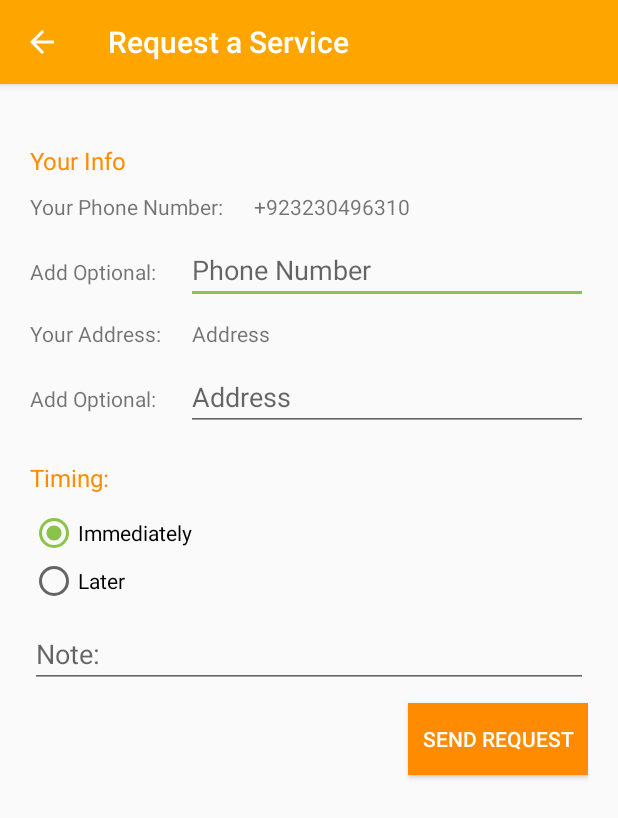
After one commit to anasraza57/KaamWala, an Android app: the RequestServiceActivity screen opened directly, with no data from a screen before it, on a phone screen of 412 x 824 dp. The commit adds this screen. Shown: the top 818 px of the screen. Run offline under Robolectric (Android 15) with nearby library versions, the phone set to English and light mode, and no system bars; our stand-ins replace Firebase (no records; nobody signed in at launch, a user with empty details on screens opened directly).

Commit message:
Working is done

```diff
--- a/app/src/main/AndroidManifest.xml
+++ b/app/src/main/AndroidManifest.xml
@@ -10,12 +10,15 @@
         android:supportsRtl="true"
         android:theme="@style/AppTheme">
         <activity
+            android:name=".RequestServiceActivity"
+            android:parentActivityName=".ServiceMainActivity" />
+        <activity
             android:name=".RegisterActivity"
             android:parentActivityName=".ServiceMainActivity" />
         <activity android:name=".PersonalDetailsActivity" />
         <activity
             android:name=".ServiceMainActivity"
-            android:theme="@style/AppTheme.NoActionBar" />
+            android:theme="@style/AppTheme.NoActionBarAndTransparentStatusBar" />
         <activity
             android:name=".SplashActivity"
             android:theme="@style/AppTheme.NoActionBar">
--- /dev/null
+++ b/app/src/main/java/com/example/kaamwala/RequestServiceActivity.java
@@ -0,0 +1,168 @@
+package com.example.kaamwala;
+
+import androidx.appcompat.app.AppCompatActivity;
+
+import android.app.Dialog;
+import android.app.TimePickerDialog;
+import android.content.Intent;
+import android.graphics.Color;
+import android.graphics.drawable.ColorDrawable;
+import android.os.Bundle;
+import android.view.View;
+import android.widget.Button;
+import android.widget.EditText;
+import android.widget.RadioButton;
+import android.widget.RadioGroup;
+import android.widget.TextView;
+import android.widget.TimePicker;
+
+import com.google.android.gms.tasks.OnSuccessListener;
+import com.google.firebase.auth.FirebaseAuth;
+import com.google.firebase.firestore.DocumentReference;
+import com.google.firebase.firestore.DocumentSnapshot;
+import com.google.firebase.firestore.FirebaseFirestore;
+import com.google.firebase.firestore.SetOptions;
+
+import java.text.ParseException;
+import java.text.SimpleDateFormat;
+import java.util.Date;
+import java.util.HashMap;
+import java.util.Map;
+import java.util.Objects;
+
+public class RequestServiceActivity extends AppCompatActivity implements RadioGroup.OnCheckedChangeListener, View.OnClickListener {
+
+    RadioGroup timingGroup;
+    TextView selectedTimeView, phoneNumberView, addressTextView;
+    Button selectTimeButton, requestButton;
+    EditText optionalPhoneText, optionalAddressText, noteText;
+
+    int hour, minute;
+    String userID;
+    Boolean isUserDetailsExists = false;
+    FirebaseAuth auth;
+    FirebaseFirestore firestore;
+
+    @Override
+    protected void onCreate(Bundle savedInstanceState) {
+        super.onCreate(savedInstanceState);
+        setContentView(R.layout.activity_request_service);
+
+        Bundle bundle = getIntent().getExtras();
+        if (bundle != null) {
+            String service = bundle.getString("service");
+            Objects.requireNonNull(getSupportActionBar()).setTitle(service);
+        } else {
+            Objects.requireNonNull(getSupportActionBar()).setTitle("Request a Service");
+        }
+        getSupportActionBar().setDisplayHomeAsUpEnabled(true);
+
+        phoneNumberView = findViewById(R.id.phoneNumber);
+        addressTextView = findViewById(R.id.addressText);
+        optionalPhoneText = findViewById(R.id.optionalPhoneNumber);
+        optionalAddressText = findViewById(R.id.optionalAddress);
+        noteText = findViewById(R.id.note);
+
+        auth = FirebaseAuth.getInstance();
+        firestore = FirebaseFirestore.getInstance();
+
+        if (auth.getCurrentUser() != null) {
+            userID = auth.getCurrentUser().getUid();
+            DocumentReference documentReference = firestore.collection("users").document(userID);
+            documentReference.get().addOnSuccessListener(new OnSuccessListener<DocumentSnapshot>() {
+                @Override
+                public void onSuccess(DocumentSnapshot documentSnapshot) {
+                    if (documentSnapshot.exists()) {
+                        isUserDetailsExists = true;
+                        phoneNumberView.setText(auth.getCurrentUser().getPhoneNumber());
+                        addressTextView.setText(documentSnapshot.getString("address"));
+                    }
+                }
+            });
+        }
+
+        timingGroup = findViewById(R.id.timing_radio);
+        selectedTimeView = findViewById(R.id.selected_time);
+        selectTimeButton = findViewById(R.id.select_time);
+        requestButton = findViewById(R.id.requestButton);
+        selectTimeButton.setOnClickListener(this);
+        requestButton.setOnClickListener(this);
+
+//        timingGroup.clearCheck();
+
+        timingGroup.setOnCheckedChangeListener(this);
+        timingGroup.check(R.id.immediate);
+
+    }
+
+    @Override
+    public void onCheckedChanged(RadioGroup radioGroup, int checkId) {
+        if (checkId == R.id.later) {
+            selectTimeButton.setVisibility(View.VISIBLE);
+            selectedTimeView.setVisibility(View.VISIBLE);
+        } else {
+            selectTimeButton.setVisibility(View.GONE);
+            selectedTimeView.setVisibility(View.GONE);
+        }
+    }
+
+    @Override
+    public void onClick(View view) {
+        switch (view.getId()) {
+            case R.id.select_time:
+                TimePickerDialog timePickerDialog = new TimePickerDialog(RequestServiceActivity.this,
+                        android.R.style.Theme_Holo_Light_Dialog_MinWidth,
+                        new TimePickerDialog.OnTimeSetListener() {
+                            @Override
+                            public void onTimeSet(TimePicker timePicker, int hourofDay, int mint) {
+                                //initialize hour and minute
+                                hour = hourofDay;
+                                minute = mint;
+                                String time = hour + ":" + minute;
+                                //initialize 24 hours time format
+                                SimpleDateFormat f24Hours = new SimpleDateFormat("HH:mm");
+                                try {
+                                    Date date = f24Hours.parse(time);
+                                    //initialize 12 hours time format
+                                    SimpleDateFormat f12Hours = new SimpleDateFormat("hh:mm aa");
+                                    selectedTimeView.setText(f12Hours.format(date));
+
+                                } catch (ParseException e) {
+                                    e.printStackTrace();
+                                }
+                            }
+                        }, 12, 0, false);
+                //Set transparent background
+                timePickerDialog.getWindow().setBackgroundDrawable(new ColorDrawable(Color.TRANSPARENT));
+
+                //Displayed previous selected time
+                timePickerDialog.updateTime(hour, minute);
+                //show dialog
+                timePickerDialog.show();
+                break;
+            case R.id.requestButton:
+                if (!isUserDetailsExists) {
+                    startActivity(new Intent(this, PersonalDetailsActivity.class));
+                } else {
+                    DocumentReference documentReference = firestore.collection("users").document(userID);
+                    Map<String, Object> user = new HashMap<>();
+                    user.put("optionalPhone", optionalPhoneText.getText().toString());
+                    user.put("optionalAddress", optionalAddressText.getText().toString());
+                    if (timingGroup.getCheckedRadioButtonId() == R.id.immediate) {
+                        user.put("timing", "Immediate");
+                    } else {
+                        user.put("timing", selectedTimeView.getText().toString());
+                    }
+                    user.put("note", noteText.getText().toString());
+                    documentReference.set(user, SetOptions.merge());
+                    openDialog();
+                }
+                break;
+        }
+    }
+
+    private void openDialog() {
+        RequestServiceActivityDialog dialog = new RequestServiceActivityDialog();
+        dialog.show(getSupportFragmentManager(), "Congratulation Dialog");
+    }
+}
--- /dev/null
+++ b/app/src/main/java/com/example/kaamwala/RequestServiceActivityDialog.java
@@ -0,0 +1,28 @@
+package com.example.kaamwala;
+
+import android.app.Dialog;
+import android.content.DialogInterface;
+import android.content.Intent;
+import android.os.Bundle;
+
+import androidx.annotation.NonNull;
+import androidx.annotation.Nullable;
+import androidx.appcompat.app.AlertDialog;
+import androidx.appcompat.app.AppCompatDialogFragment;
+
+public class RequestServiceActivityDialog extends AppCompatDialogFragment {
+
+    @NonNull
+    @Override
+    public Dialog onCreateDialog(@Nullable Bundle savedInstanceState) {
+        AlertDialog.Builder builder = new AlertDialog.Builder(getActivity());
+        builder.setTitle("Congratulations").setMessage("Your Request is Sent!")
+                .setPositiveButton("OK", new DialogInterface.OnClickListener() {
+                    @Override
+                    public void onClick(DialogInterface dialogInterface, int i) {
+                        startActivity(new Intent(getContext(), ServiceMainActivity.class));
+                    }
+                });
+        return builder.create();
+    }
+}
--- a/app/src/main/java/com/example/kaamwala/ServiceMainActivity.java
+++ b/app/src/main/java/com/example/kaamwala/ServiceMainActivity.java
@@ -33,6 +33,7 @@ public class ServiceMainActivity extends AppCompatActivity implements Navigation
     Toolbar toolbar;
     NavigationView navigationView;
     TextView nameTextView;
+    TextView phoneTextView;
     Button loginButton;
 
     List<Service> servicesList;
@@ -71,6 +72,7 @@ public class ServiceMainActivity extends AppCompatActivity implements Navigation
         navigationView.setNavigationItemSelectedListener(this);
         View headerView = navigationView.getHeaderView(0);
         nameTextView = headerView.findViewById(R.id.nameText);
+        phoneTextView = headerView.findViewById(R.id.phoneText);
 
         loginButton = findViewById(R.id.loginButton);
 
@@ -86,6 +88,7 @@ public class ServiceMainActivity extends AppCompatActivity implements Navigation
                 public void onSuccess(DocumentSnapshot documentSnapshot) {
                     if (documentSnapshot.exists()) {
                         nameTextView.setText(documentSnapshot.getString("fullName"));
+                        phoneTextView.setText(auth.getCurrentUser().getPhoneNumber());
                     }
                 }
             });
--- a/app/src/main/java/com/example/kaamwala/ServicesRecyclerViewAdapter.java
+++ b/app/src/main/java/com/example/kaamwala/ServicesRecyclerViewAdapter.java
@@ -48,7 +48,9 @@ public class ServicesRecyclerViewAdapter extends RecyclerView.Adapter<ServicesRe
             public void onClick(View view) {
                 Toast.makeText(context, service.getName(), Toast.LENGTH_SHORT).show();
                 if (auth.getCurrentUser() != null) {
-                    Toast.makeText(context, "Not Null", Toast.LENGTH_SHORT).show();
+                    Intent intent = new Intent(context, RequestServiceActivity.class);
+                    intent.putExtra("service", service.getName());
+                    context.startActivity(intent);
                 } else {
                     context.startActivity(new Intent(context, RegisterActivity.class));
                 }
--- a/app/src/main/res/layout/activity_register.xml
+++ b/app/src/main/res/layout/activity_register.xml
@@ -33,6 +33,7 @@
             <com.google.android.material.textfield.TextInputEditText
                 android:drawableStart="@drawable/ic_phone"
                 android:layout_width="match_parent"
+                android:drawablePadding="10dp"
                 android:layout_height="wrap_content"
                 android:hint="@string/phone_number"
                 android:inputType="phone" />
--- /dev/null
+++ b/app/src/main/res/layout/activity_request_service.xml
@@ -0,0 +1,171 @@
+<?xml version="1.0" encoding="utf-8"?>
+<LinearLayout xmlns:android="http://schemas.android.com/apk/res/android"
+    xmlns:app="http://schemas.android.com/apk/res-auto"
+    xmlns:tools="http://schemas.android.com/tools"
+    android:layout_width="match_parent"
+    android:layout_height="match_parent"
+    android:orientation="vertical"
+    android:padding="20dp"
+    tools:context=".RequestServiceActivity">
+
+    <TextView
+        android:id="@+id/your_info"
+        android:layout_width="match_parent"
+        android:layout_height="wrap_content"
+        android:layout_marginTop="20dp"
+        android:text="@string/your_info"
+        android:textColor="@color/colorPrimaryDark"
+        android:textSize="16sp" />
+
+    <LinearLayout
+        android:layout_width="match_parent"
+        android:layout_height="wrap_content"
+        android:layout_marginTop="10dp"
+        android:orientation="horizontal">
+
+        <TextView
+            android:id="@+id/phone"
+            android:layout_width="wrap_content"
+            android:layout_height="wrap_content"
+            android:text="@string/your_phone_number" />
+
+        <TextView
+            android:id="@+id/phoneNumber"
+            android:layout_width="match_parent"
+            android:layout_height="wrap_content"
+            android:layout_marginStart="20dp"
+            android:text="@string/dummy_phone_number" />
+    </LinearLayout>
+
+    <LinearLayout
+        android:layout_width="match_parent"
+        android:layout_height="wrap_content"
+        android:layout_marginTop="10dp"
+        android:orientation="horizontal">
+
+        <TextView
+            android:id="@+id/optional_phone"
+            android:layout_width="wrap_content"
+            android:layout_height="wrap_content"
+            android:text="@string/add_optional" />
+
+        <EditText
+            android:id="@+id/optionalPhoneNumber"
+            android:layout_width="match_parent"
+            android:layout_height="wrap_content"
+            android:layout_marginStart="20dp"
+            android:hint="@string/phone_number" />
+
+    </LinearLayout>
+
+    <LinearLayout
+        android:layout_width="match_parent"
+        android:layout_height="wrap_content"
+        android:layout_marginTop="10dp"
+        android:orientation="horizontal">
+
+        <TextView
+            android:id="@+id/address"
+            android:layout_width="wrap_content"
+            android:layout_height="wrap_content"
+            android:text="@string/your_address" />
+
+        <TextView
+            android:id="@+id/addressText"
+            android:layout_width="match_parent"
+            android:layout_height="wrap_content"
+            android:layout_marginStart="20dp"
+            android:text="@string/address" />
+    </LinearLayout>
+
+    <LinearLayout
+        android:layout_width="match_parent"
+        android:layout_height="wrap_content"
+        android:layout_marginTop="10dp"
+        android:orientation="horizontal">
+
+        <TextView
+            android:id="@+id/optional_address"
+            android:layout_width="wrap_content"
+            android:layout_height="wrap_content"
+            android:text="@string/add_optional" />
+
+        <EditText
+            android:id="@+id/optionalAddress"
+            android:layout_width="match_parent"
+            android:layout_height="wrap_content"
+            android:layout_marginStart="20dp"
+            android:hint="@string/address" />
+
+    </LinearLayout>
+
+    <TextView
+        android:id="@+id/timings"
+        android:layout_width="match_parent"
+        android:layout_height="wrap_content"
+        android:layout_marginTop="20dp"
+        android:text="@string/timing"
+        android:textColor="@color/colorPrimaryDark"
+        android:textSize="16sp" />
+
+    <RadioGroup
+        android:id="@+id/timing_radio"
+        android:layout_width="match_parent"
+        android:layout_height="wrap_content"
+        android:layout_marginTop="10dp">
+
+        <RadioButton
+            android:id="@+id/immediate"
+            android:layout_width="match_parent"
+            android:layout_height="wrap_content"
+            android:text="@string/immediately" />
+
+        <RadioButton
+            android:id="@+id/later"
+            android:layout_width="match_parent"
+            android:layout_height="wrap_content"
+            android:text="@string/later" />
+    </RadioGroup>
+
+    <RelativeLayout
+        android:layout_width="match_parent"
+        android:layout_height="wrap_content"
+        android:layout_marginTop="10dp">
+
+        <Button
+            android:id="@+id/select_time"
+            android:layout_width="110dp"
+            android:layout_height="wrap_content"
+            android:background="@color/colorPrimaryDark"
+            android:text="@string/select_time"
+            android:textColor="@android:color/white"
+            android:visibility="gone" />
+
+        <TextView
+            android:id="@+id/selected_time"
+            android:layout_width="match_parent"
+            android:layout_height="wrap_content"
+            android:layout_centerVertical="true"
+            android:layout_toEndOf="@+id/select_time"
+            android:gravity="end"
+            android:textSize="20sp"
+            android:visibility="gone" />
+    </RelativeLayout>
+
+    <EditText
+        android:id="@+id/note"
+        android:layout_width="match_parent"
+        android:layout_height="wrap_content"
+        android:hint="@string/note" />
+
+    <Button
+        android:id="@+id/requestButton"
+        android:layout_width="120dp"
+        android:layout_height="wrap_content"
+        android:layout_gravity="bottom|end"
+        android:layout_marginTop="10dp"
+        android:background="@color/colorPrimaryDark"
+        android:text="@string/send_request"
+        android:textColor="@android:color/white" />
+
+</LinearLayout>
--- a/app/src/main/res/layout/nav_header_main.xml
+++ b/app/src/main/res/layout/nav_header_main.xml
@@ -14,17 +14,23 @@
         android:layout_width="90dp"
         android:layout_height="90dp"
         android:contentDescription="@string/profile_image"
-        android:paddingTop="@dimen/nav_header_vertical_spacing"
         app:srcCompat="@drawable/ic_account_circle" />
 
     <TextView
         android:id="@+id/nameText"
         android:layout_width="wrap_content"
         android:layout_height="wrap_content"
-        android:paddingTop="@dimen/nav_header_vertical_spacing"
         android:text="@string/your_name"
         android:textSize="20sp"
         android:textStyle="bold" />
 
+    <TextView
+        android:id="@+id/phoneText"
+        android:layout_width="wrap_content"
+        android:layout_height="wrap_content"
+        android:text="@string/dummy_phone_number"
+        android:textSize="13sp"
+        android:textStyle="bold" />
+
 
 </LinearLayout>
--- a/app/src/main/res/values/strings.xml
+++ b/app/src/main/res/values/strings.xml
@@ -29,4 +29,15 @@
     <string name="checking">Checking . . .</string>
     <string name="logout">Logout</string>
     <string name="login">Login</string>
+    <string name="dummy_phone_number">+923230496310</string>
+    <string name="your_info">Your Info</string>
+    <string name="add_optional">Add Optional:</string>
+    <string name="your_phone_number">Your Phone Number:</string>
+    <string name="your_address">Your Address:</string>
+    <string name="timing">Timing:</string>
+    <string name="immediately">Immediately</string>
+    <string name="select_time">Select Time</string>
+    <string name="later">Later</string>
+    <string name="note">Note:</string>
+    <string name="send_request">Send Request</string>
 </resources>
--- a/app/src/main/res/values/styles.xml
+++ b/app/src/main/res/values/styles.xml
@@ -13,8 +13,16 @@
         <item name="windowNoTitle">true</item>
     </style>
 
+    <style name="AppTheme.NoActionBarAndTransparentStatusBar">
+        <!-- Customize your theme here. -->
+        <item name="windowActionBar">false</item>
+        <item name="windowNoTitle">true</item>
+        <item name="android:statusBarColor">@android:color/transparent</item>
+    </style>
+
     <style name="AppTheme.AppBarOverlay" parent="ThemeOverlay.AppCompat.Dark.ActionBar" />
 
     <style name="AppTheme.PopupOverlay" parent="ThemeOverlay.AppCompat.Light" />
 
+
 </resources>
```
